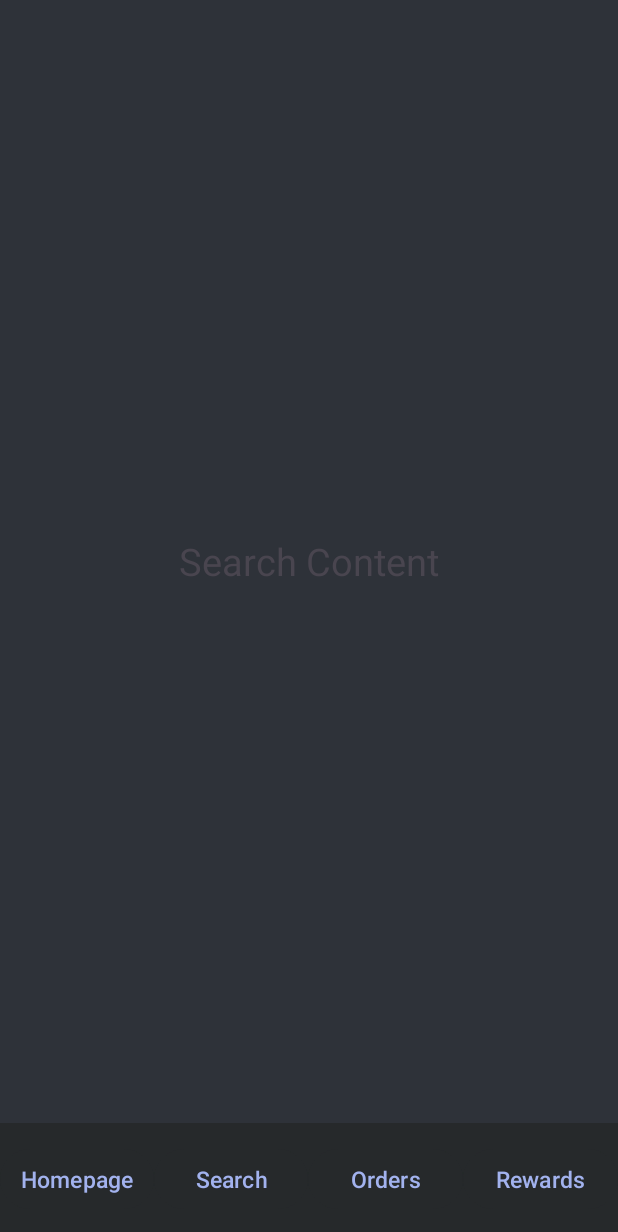
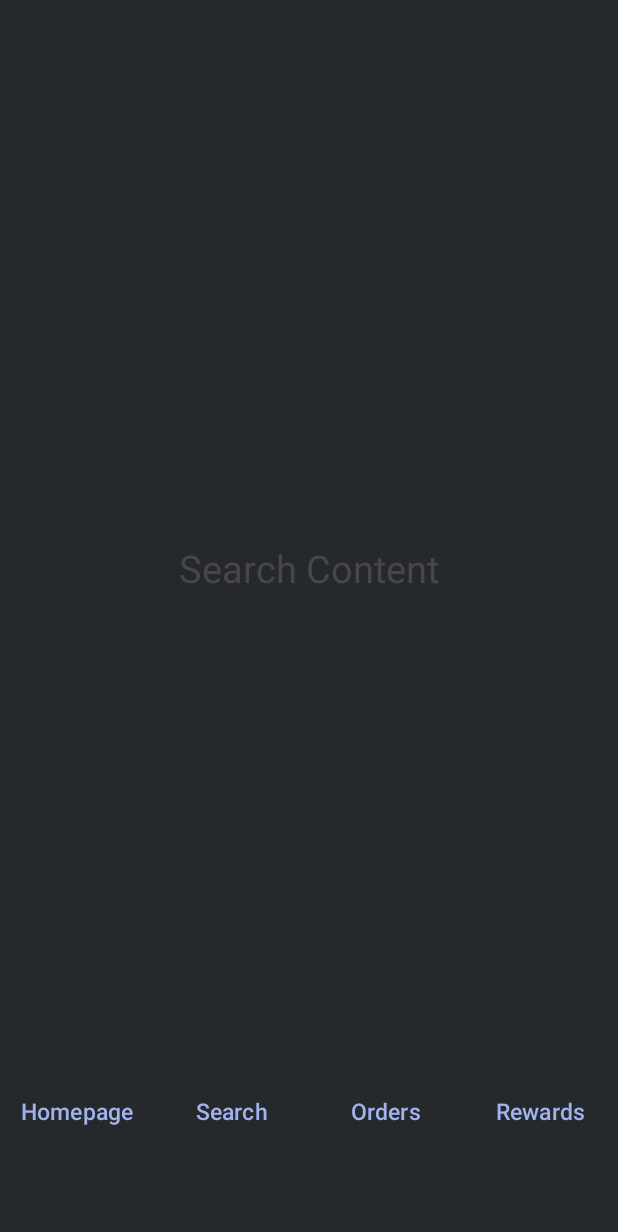
Before and after one commit to Aetthera/DeliveryApp_FinalProject_AndroidMobileDev, an Android app: the screen it shows after launch (UserActivity), after a tap on "Search", on a phone screen of 412 x 824 dp. Shown: the top 1232 px of the screen. Run offline under Robolectric (Android 15) with nearby library versions, the phone set to English and light mode, and no system bars.

Commit message:
Fixed visual issues with the FrameLayout

```diff
--- a/app/src/main/res/layout/activity_homepage_fragment.xml
+++ b/app/src/main/res/layout/activity_homepage_fragment.xml
@@ -5,15 +5,13 @@
     android:layout_width="match_parent"
     android:layout_height="match_parent"
     android:orientation="vertical"
-    android:padding="8dp"
     >
 
     <ListView
         android:id="@+id/list_view"
         android:layout_width="match_parent"
-        android:layout_height="match_parent"
+        android:layout_height="wrap_content"
         android:divider="@color/secondary_background"
-        android:dividerHeight="1sp"
-        />
+        android:dividerHeight="1sp" />
 
 </LinearLayout>
--- a/app/src/main/res/layout/activity_user.xml
+++ b/app/src/main/res/layout/activity_user.xml
@@ -13,16 +13,18 @@
         android:id="@+id/frame_layout"
         android:layout_width="match_parent"
         android:layout_height="0dp"
-        android:layout_weight="1"
-        android:background="@color/secondary_background"
+        android:layout_weight="10"
+        android:layout_marginTop="50sp"
         />
 
     <!-- Tab Buttons Layout at the Bottom -->
     <LinearLayout
         android:layout_width="match_parent"
-        android:layout_height="75sp"
+        android:layout_height="0sp"
         android:orientation="horizontal"
         android:gravity="center"
+        android:layout_weight="1"
+        android:layout_marginBottom="50sp"
         android:background="@color/primary_background"
         >
 
--- a/app/src/main/res/layout/item_restaurant.xml
+++ b/app/src/main/res/layout/item_restaurant.xml
@@ -6,7 +6,7 @@
     android:layout_height="wrap_content"
     android:orientation="vertical"
     android:padding="8sp"
-    android:background="@color/primary_background"
+    android:background="@color/secondary_background"
     android:layout_margin="8dp"
     android:elevation="4dp">
 
```
